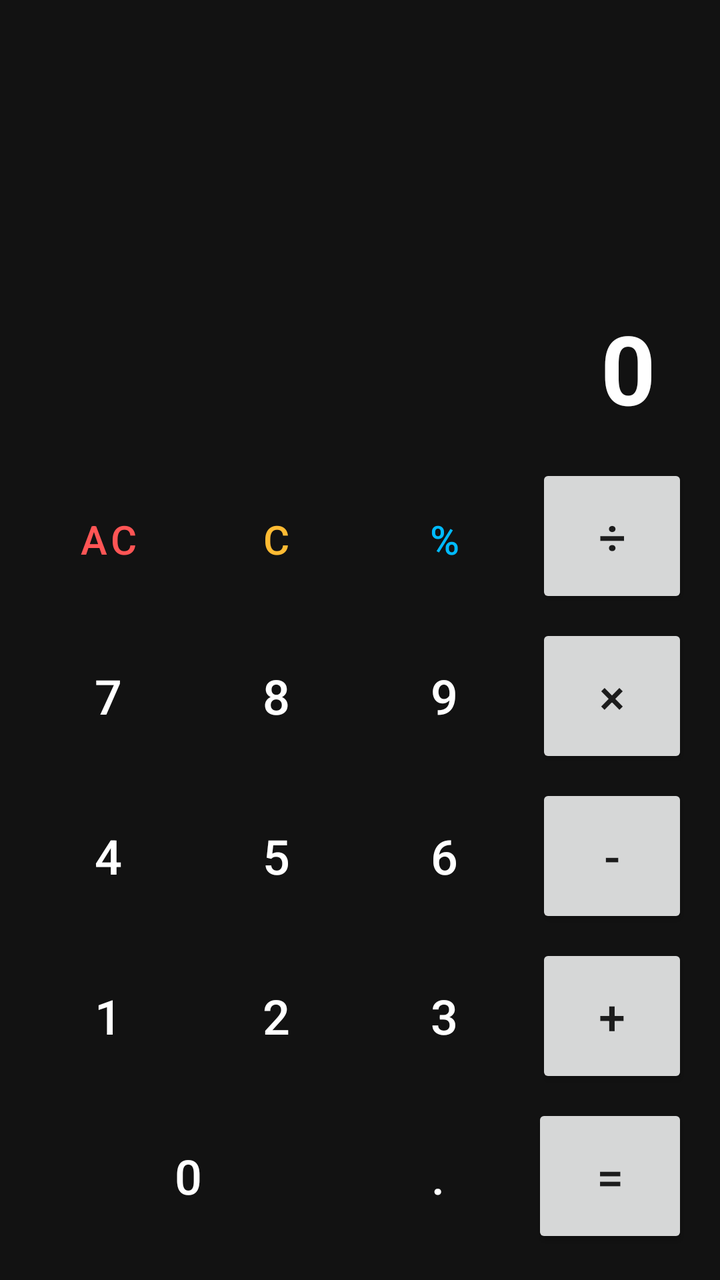
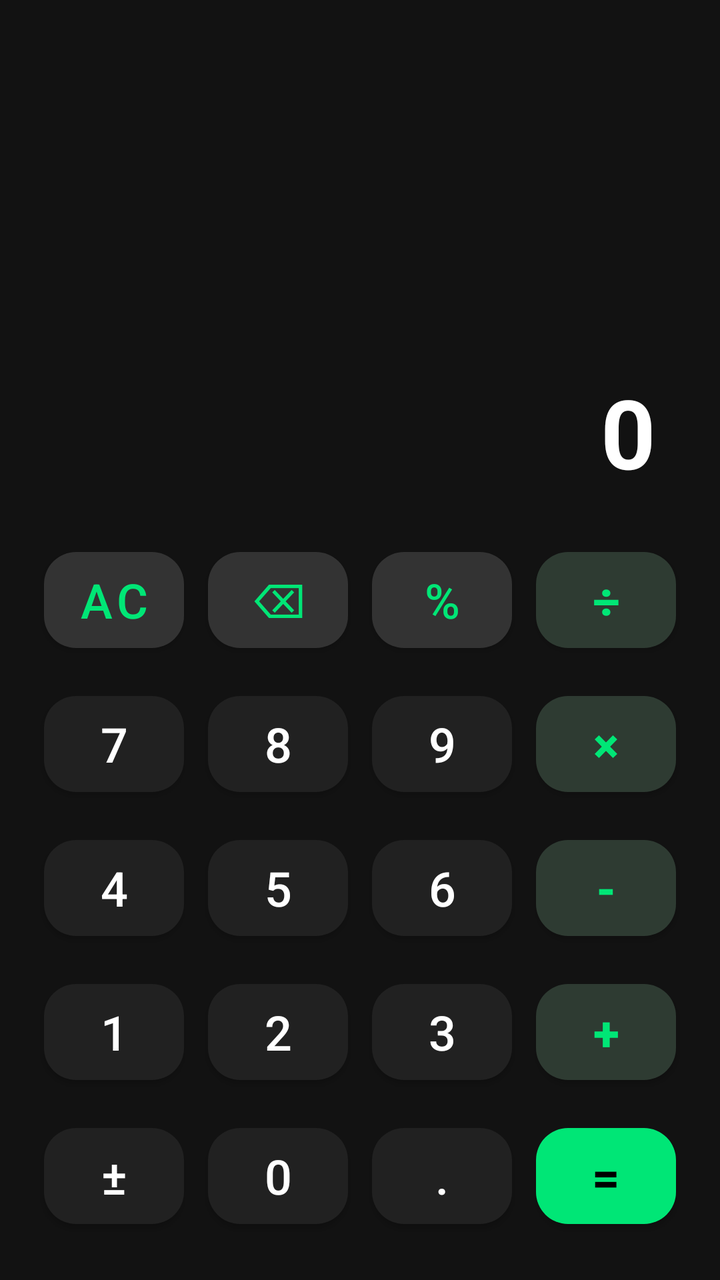

Compare the two renders of this Android layout. The source of the first and the diff that turns it into the second are given below.
<!-- AndroidManifest.xml: application theme Theme.Calculator -->
<!-- res/layout/activity_main.xml -->
<?xml version="1.0" encoding="utf-8"?>
<LinearLayout xmlns:android="http://schemas.android.com/apk/res/android"
    android:layout_width="match_parent"
    android:layout_height="match_parent"
    android:background="#121212"
    android:orientation="vertical"
    android:padding="16dp">

    
    <LinearLayout
        android:layout_width="match_parent"
        android:layout_height="0dp"
        android:layout_weight="1"
        android:gravity="bottom|end"
        android:orientation="vertical"
        android:padding="16dp">

        <TextView
            android:id="@+id/tvExpression"
            android:layout_width="wrap_content"
            android:layout_height="wrap_content"
            android:textColor="#888888"
            android:textSize="24sp" />

        <TextView
            android:id="@+id/tvResult"
            android:layout_width="wrap_content"
            android:layout_height="wrap_content"
            android:text="0"
            android:textColor="#FFFFFF"
            android:textSize="48sp"
            android:textStyle="bold" />
    </LinearLayout>

    
    <LinearLayout
        android:layout_width="match_parent"
        android:layout_height="wrap_content"
        android:orientation="vertical">

        
        <LinearLayout
            android:layout_width="match_parent"
            android:layout_height="wrap_content"
            android:layout_marginBottom="8dp"
            android:orientation="horizontal">

            <Button
                android:id="@+id/btnAC"
                style="?attr/materialButtonOutlinedStyle"
                android:layout_width="0dp"
                android:layout_height="72dp"
                android:layout_marginEnd="8dp"
                android:layout_weight="1"
                android:text="AC"
                android:textColor="#FF5555"
                android:textSize="20sp" />

            <Button
                android:id="@+id/btnC"
                style="?attr/materialButtonOutlinedStyle"
                android:layout_width="0dp"
                android:layout_height="72dp"
                android:layout_marginEnd="8dp"
                android:layout_weight="1"
                android:text="C"
                android:textColor="#FFBB33"
                android:textSize="20sp" />

            <Button
                android:id="@+id/btnPercent"
                style="?attr/materialButtonOutlinedStyle"
                android:layout_width="0dp"
                android:layout_height="72dp"
                android:layout_marginEnd="8dp"
                android:layout_weight="1"
                android:text="%"
                android:textColor="#00BBFF"
                android:textSize="20sp" />

            <Button
                android:id="@+id/btnDivide"
                android:layout_width="0dp"
                android:layout_height="72dp"
                android:layout_weight="1"
                android:text="÷"
                android:textSize="24sp" />
        </LinearLayout>

        
        <LinearLayout
            android:layout_width="match_parent"
            android:layout_height="wrap_content"
            android:layout_marginBottom="8dp"
            android:orientation="horizontal">

            <Button
                android:id="@+id/btn7"
                style="?attr/materialButtonOutlinedStyle"
                android:layout_width="0dp"
                android:layout_height="72dp"
                android:layout_marginEnd="8dp"
                android:layout_weight="1"
                android:text="7"
                android:textColor="#FFFFFF"
                android:textSize="24sp" />

            <Button
                android:id="@+id/btn8"
                style="?attr/materialButtonOutlinedStyle"
                android:layout_width="0dp"
                android:layout_height="72dp"
                android:layout_marginEnd="8dp"
                android:layout_weight="1"
                android:text="8"
                android:textColor="#FFFFFF"
                android:textSize="24sp" />

            <Button
                android:id="@+id/btn9"
                style="?attr/materialButtonOutlinedStyle"
                android:layout_width="0dp"
                android:layout_height="72dp"
                android:layout_marginEnd="8dp"
                android:layout_weight="1"
                android:text="9"
                android:textColor="#FFFFFF"
                android:textSize="24sp" />

            <Button
                android:id="@+id/btnMultiply"
                android:layout_width="0dp"
                android:layout_height="72dp"
                android:layout_weight="1"
                android:text="×"
                android:textSize="24sp" />
        </LinearLayout>

        
        <LinearLayout
            android:layout_width="match_parent"
            android:layout_height="wrap_content"
            android:layout_marginBottom="8dp"
            android:orientation="horizontal">

            <Button
                android:id="@+id/btn4"
                style="?attr/materialButtonOutlinedStyle"
                android:layout_width="0dp"
                android:layout_height="72dp"
                android:layout_marginEnd="8dp"
                android:layout_weight="1"
                android:text="4"
                android:textColor="#FFFFFF"
                android:textSize="24sp" />

            <Button
                android:id="@+id/btn5"
                style="?attr/materialButtonOutlinedStyle"
                android:layout_width="0dp"
                android:layout_height="72dp"
                android:layout_marginEnd="8dp"
                android:layout_weight="1"
                android:text="5"
                android:textColor="#FFFFFF"
                android:textSize="24sp" />

            <Button
                android:id="@+id/btn6"
                style="?attr/materialButtonOutlinedStyle"
                android:layout_width="0dp"
                android:layout_height="72dp"
                android:layout_marginEnd="8dp"
                android:layout_weight="1"
                android:text="6"
                android:textColor="#FFFFFF"
                android:textSize="24sp" />

            <Button
                android:id="@+id/btnSubtract"
                android:layout_width="0dp"
                android:layout_height="72dp"
                android:layout_weight="1"
                android:text="-"
                android:textSize="24sp" />
        </LinearLayout>

        
        <LinearLayout
            android:layout_width="match_parent"
            android:layout_height="wrap_content"
            android:layout_marginBottom="8dp"
            android:orientation="horizontal">

            <Button
                android:id="@+id/btn1"
                style="?attr/materialButtonOutlinedStyle"
                android:layout_width="0dp"
                android:layout_height="72dp"
                android:layout_marginEnd="8dp"
                android:layout_weight="1"
                android:text="1"
                android:textColor="#FFFFFF"
                android:textSize="24sp" />

            <Button
                android:id="@+id/btn2"
                style="?attr/materialButtonOutlinedStyle"
                android:layout_width="0dp"
                android:layout_height="72dp"
                android:layout_marginEnd="8dp"
                android:layout_weight="1"
                android:text="2"
                android:textColor="#FFFFFF"
                android:textSize="24sp" />

            <Button
                android:id="@+id/btn3"
                style="?attr/materialButtonOutlinedStyle"
                android:layout_width="0dp"
                android:layout_height="72dp"
                android:layout_marginEnd="8dp"
                android:layout_weight="1"
                android:text="3"
                android:textColor="#FFFFFF"
                android:textSize="24sp" />

            <Button
                android:id="@+id/btnAdd"
                android:layout_width="0dp"
                android:layout_height="72dp"
                android:layout_weight="1"
                android:text="+"
                android:textSize="24sp" />
        </LinearLayout>

        
        <LinearLayout
            android:layout_width="match_parent"
            android:layout_height="wrap_content"
            android:orientation="horizontal">

            <Button
                android:id="@+id/btn0"
                style="?attr/materialButtonOutlinedStyle"
                android:layout_width="0dp"
                android:layout_height="72dp"
                android:layout_marginEnd="8dp"
                android:layout_weight="2"
                android:text="0"
                android:textColor="#FFFFFF"
                android:textSize="24sp" />

            <Button
                android:id="@+id/btnDot"
                style="?attr/materialButtonOutlinedStyle"
                android:layout_width="0dp"
                android:layout_height="72dp"
                android:layout_marginEnd="8dp"
                android:layout_weight="1"
                android:text="."
                android:textColor="#FFFFFF"
                android:textSize="24sp" />

            <Button
                android:id="@+id/btnEquals"
                android:layout_width="0dp"
                android:layout_height="72dp"
                android:layout_weight="1"
                android:text="="
                android:textSize="24sp" />
        </LinearLayout>
    </LinearLayout>

</LinearLayout>
<!-- resources referenced by this layout -->
<resources>
  <style name="Theme.Calculator" parent="Theme.MaterialComponents.DayNight.NoActionBar">
          <item name="colorPrimary">#00E676</item>
          <item name="colorPrimaryVariant">#00C853</item>
          <item name="colorOnPrimary">#000000</item>
          <item name="android:statusBarColor">#121212</item>
          <item name="android:windowBackground">#121212</item>
      </style>
</resources>

<!-- the commit's change to res/layout/activity_main.xml (unified diff, before → after) -->
@@ -19,6 +19,8 @@
             android:id="@+id/tvExpression"
             android:layout_width="wrap_content"
             android:layout_height="wrap_content"
+            android:ellipsize="start"
+            android:singleLine="true"
             android:textColor="#888888"
             android:textSize="24sp" />
 
@@ -26,6 +28,9 @@
             android:id="@+id/tvResult"
             android:layout_width="wrap_content"
             android:layout_height="wrap_content"
+            android:layout_marginTop="8dp"
+            android:ellipsize="start"
+            android:singleLine="true"
             android:text="0"
             android:textColor="#FFFFFF"
             android:textSize="48sp"
@@ -41,235 +46,138 @@
         
         <LinearLayout
             android:layout_width="match_parent"
-            android:layout_height="wrap_content"
-            android:layout_marginBottom="8dp"
+            android:layout_height="72dp"
             android:orientation="horizontal">
 
-            <Button
-                android:id="@+id/btnAC"
-                style="?attr/materialButtonOutlinedStyle"
-                android:layout_width="0dp"
-                android:layout_height="72dp"
-                android:layout_marginEnd="8dp"
-                android:layout_weight="1"
-                android:text="AC"
-                android:textColor="#FF5555"
-                android:textSize="20sp" />
+            <com.google.android.material.button.MaterialButton
+                android:id="@+id/btnClear"
+                style="@style/CalcButton.Function"
+                android:text="AC" />
 
-            <Button
-                android:id="@+id/btnC"
-                style="?attr/materialButtonOutlinedStyle"
-                android:layout_width="0dp"
-                android:layout_height="72dp"
-                android:layout_marginEnd="8dp"
-                android:layout_weight="1"
-                android:text="C"
-                android:textColor="#FFBB33"
-                android:textSize="20sp" />
+            <com.google.android.material.button.MaterialButton
+                android:id="@+id/btnDelete"
+                style="@style/CalcButton.Function"
+                android:text="⌫" />
 
-            <Button
+            <com.google.android.material.button.MaterialButton
                 android:id="@+id/btnPercent"
-                style="?attr/materialButtonOutlinedStyle"
-                android:layout_width="0dp"
-                android:layout_height="72dp"
-                android:layout_marginEnd="8dp"
-                android:layout_weight="1"
-                android:text="%"
-                android:textColor="#00BBFF"
-                android:textSize="20sp" />
+                style="@style/CalcButton.Function"
+                android:text="%" />
 
-            <Button
+            <com.google.android.material.button.MaterialButton
                 android:id="@+id/btnDivide"
-                android:layout_width="0dp"
-                android:layout_height="72dp"
-                android:layout_weight="1"
-                android:text="÷"
-                android:textSize="24sp" />
+                style="@style/CalcButton.Operator"
+                android:text="÷" />
         </LinearLayout>
 
         
         <LinearLayout
             android:layout_width="match_parent"
-            android:layout_height="wrap_content"
-            android:layout_marginBottom="8dp"
+            android:layout_height="72dp"
             android:orientation="horizontal">
 
-            <Button
+            <com.google.android.material.button.MaterialButton
                 android:id="@+id/btn7"
-                style="?attr/materialButtonOutlinedStyle"
-                android:layout_width="0dp"
-                android:layout_height="72dp"
-                android:layout_marginEnd="8dp"
-                android:layout_weight="1"
-                android:text="7"
-                android:textColor="#FFFFFF"
-                android:textSize="24sp" />
+                style="@style/CalcButton"
+                android:text="7" />
 
-            <Button
+            <com.google.android.material.button.MaterialButton
                 android:id="@+id/btn8"
-                style="?attr/materialButtonOutlinedStyle"
-                android:layout_width="0dp"
-                android:layout_height="72dp"
-                android:layout_marginEnd="8dp"
-                android:layout_weight="1"
-                android:text="8"
-                android:textColor="#FFFFFF"
-                android:textSize="24sp" />
+                style="@style/CalcButton"
+                android:text="8" />
 
-            <Button
+            <com.google.android.material.button.MaterialButton
                 android:id="@+id/btn9"
-                style="?attr/materialButtonOutlinedStyle"
-                android:layout_width="0dp"
-                android:layout_height="72dp"
-                android:layout_marginEnd="8dp"
-                android:layout_weight="1"
-                android:text="9"
-                android:textColor="#FFFFFF"
-                android:textSize="24sp" />
+                style="@style/CalcButton"
+                android:text="9" />
 
-            <Button
+            <com.google.android.material.button.MaterialButton
                 android:id="@+id/btnMultiply"
-                android:layout_width="0dp"
-                android:layout_height="72dp"
-                android:layout_weight="1"
-                android:text="×"
-                android:textSize="24sp" />
+                style="@style/CalcButton.Operator"
+                android:text="×" />
         </LinearLayout>
 
         
         <LinearLayout
             android:layout_width="match_parent"
-            android:layout_height="wrap_content"
-            android:layout_marginBottom="8dp"
+            android:layout_height="72dp"
             android:orientation="horizontal">
 
-            <Button
+            <com.google.android.material.button.MaterialButton
                 android:id="@+id/btn4"
-                style="?attr/materialButtonOutlinedStyle"
-                android:layout_width="0dp"
-                android:layout_height="72dp"
-                android:layout_marginEnd="8dp"
-                android:layout_weight="1"
-                android:text="4"
-                android:textColor="#FFFFFF"
-                android:textSize="24sp" />
+                style="@style/CalcButton"
+                android:text="4" />
 
-            <Button
+            <com.google.android.material.button.MaterialButton
                 android:id="@+id/btn5"
-                style="?attr/materialButtonOutlinedStyle"
-                android:layout_width="0dp"
-                android:layout_height="72dp"
-                android:layout_marginEnd="8dp"
-                android:layout_weight="1"
-                android:text="5"
-                android:textColor="#FFFFFF"
-                android:textSize="24sp" />
+                style="@style/CalcButton"
+                android:text="5" />
 
-            <Button
+            <com.google.android.material.button.MaterialButton
                 android:id="@+id/btn6"
-                style="?attr/materialButtonOutlinedStyle"
-                android:layout_width="0dp"
-                android:layout_height="72dp"
-                android:layout_marginEnd="8dp"
-                android:layout_weight="1"
-                android:text="6"
-                android:textColor="#FFFFFF"
-                android:textSize="24sp" />
+                style="@style/CalcButton"
+                android:text="6" />
 
-            <Button
+            <com.google.android.material.button.MaterialButton
                 android:id="@+id/btnSubtract"
-                android:layout_width="0dp"
-                android:layout_height="72dp"
-                android:layout_weight="1"
-                android:text="-"
-                android:textSize="24sp" />
+                style="@style/CalcButton.Operator"
+                android:text="-" />
         </LinearLayout>
 
         
         <LinearLayout
             android:layout_width="match_parent"
-            android:layout_height="wrap_content"
-            android:layout_marginBottom="8dp"
+            android:layout_height="72dp"
             android:orientation="horizontal">
 
-            <Button
+            <com.google.android.material.button.MaterialButton
                 android:id="@+id/btn1"
-                style="?attr/materialButtonOutlinedStyle"
-                android:layout_width="0dp"
-                android:layout_height="72dp"
-                android:layout_marginEnd="8dp"
-                android:layout_weight="1"
-                android:text="1"
-                android:textColor="#FFFFFF"
-                android:textSize="24sp" />
+                style="@style/CalcButton"
+                android:text="1" />
 
-            <Button
+            <com.google.android.material.button.MaterialButton
                 android:id="@+id/btn2"
-                style="?attr/materialButtonOutlinedStyle"
-                android:layout_width="0dp"
-                android:layout_height="72dp"
-                android:layout_marginEnd="8dp"
-                android:layout_weight="1"
-                android:text="2"
-                android:textColor="#FFFFFF"
-                android:textSize="24sp" />
+                style="@style/CalcButton"
+                android:text="2" />
 
-            <Button
+            <com.google.android.material.button.MaterialButton
                 android:id="@+id/btn3"
-                style="?attr/materialButtonOutlinedStyle"
-                android:layout_width="0dp"
-                android:layout_height="72dp"
-                android:layout_marginEnd="8dp"
-                android:layout_weight="1"
-                android:text="3"
-                android:textColor="#FFFFFF"
-                android:textSize="24sp" />
+                style="@style/CalcButton"
+                android:text="3" />
 
-            <Button
+            <com.google.android.material.button.MaterialButton
                 android:id="@+id/btnAdd"
-                android:layout_width="0dp"
-                android:layout_height="72dp"
-                android:layout_weight="1"
-                android:text="+"
-                android:textSize="24sp" />
+                style="@style/CalcButton.Operator"
+                android:text="+" />
         </LinearLayout>
 
         
         <LinearLayout
             android:layout_width="match_parent"
-            android:layout_height="wrap_content"
+            android:layout_height="72dp"
             android:orientation="horizontal">
 
-            <Button
+            <com.google.android.material.button.MaterialButton
+                android:id="@+id/btnPlusMinus"
+                style="@style/CalcButton"
+                android:text="±" />
+
+            <com.google.android.material.button.MaterialButton
                 android:id="@+id/btn0"
-                style="?attr/materialButtonOutlinedStyle"
-                android:layout_width="0dp"
-                android:layout_height="72dp"
-                android:layout_marginEnd="8dp"
-                android:layout_weight="2"
-                android:text="0"
-                android:textColor="#FFFFFF"
-                android:textSize="24sp" />
+                style="@style/CalcButton"
+                android:text="0" />
 
-            <Button
-                android:id="@+id/btnDot"
-                style="?attr/materialButtonOutlinedStyle"
-                android:layout_width="0dp"
-                android:layout_height="72dp"
-                android:layout_marginEnd="8dp"
-                android:layout_weight="1"
-                android:text="."
-                android:textColor="#FFFFFF"
-                android:textSize="24sp" />
+            <com.google.android.material.button.MaterialButton
+                android:id="@+id/btnDecimal"
+                style="@style/CalcButton"
+                android:text="." />
 
-            <Button
-                android:id="@+id/btnEquals"
-                android:layout_width="0dp"
-                android:layout_height="72dp"
-                android:layout_weight="1"
-                android:text="="
-                android:textSize="24sp" />
+            <com.google.android.material.button.MaterialButton
+                android:id="@+id/btnEqual"
+                style="@style/CalcButton.Equal"
+                android:text="=" />
         </LinearLayout>
+
     </LinearLayout>
 
 </LinearLayout>
<!-- resource entries referenced after the edit -->
@@ -1,5 +1,31 @@
 <!-- resources referenced by this layout -->
 <resources>
+  <style name="CalcButton" parent="Widget.MaterialComponents.Button">
+          <item name="android:layout_width">0dp</item>
+          <item name="android:layout_height">match_parent</item>
+          <item name="android:layout_weight">1</item>
+          <item name="android:layout_margin">6dp</item>
+          <item name="android:textSize">24sp</item>
+          <item name="android:textColor">#FFFFFF</item>
+          <item name="backgroundTint">#212121</item>
+          <item name="cornerRadius">16dp</item>
+          <item name="insetTop">0dp</item>
+          <item name="insetBottom">0dp</item>
+      </style>
+  <style name="CalcButton.Equal" parent="CalcButton">
+          <item name="backgroundTint">#00E676</item>
+          <item name="android:textColor">#000000</item>
+          <item name="android:textStyle">bold</item>
+      </style>
+  <style name="CalcButton.Function" parent="CalcButton">
+          <item name="backgroundTint">#333333</item>
+          <item name="android:textColor">#00E676</item>
+      </style>
+  <style name="CalcButton.Operator" parent="CalcButton">
+          <item name="backgroundTint">#2E3B32</item>
+          <item name="android:textColor">#00E676</item>
+          <item name="android:textStyle">bold</item>
+      </style>
   <style name="Theme.Calculator" parent="Theme.MaterialComponents.DayNight.NoActionBar">
           <item name="colorPrimary">#00E676</item>
           <item name="colorPrimaryVariant">#00C853</item>
